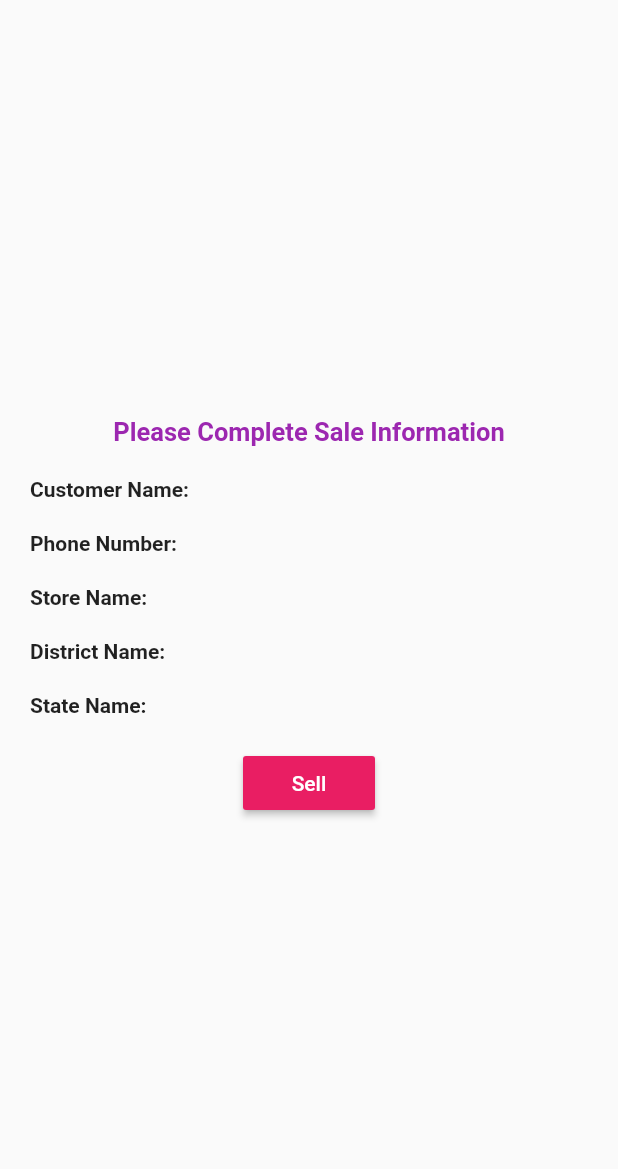
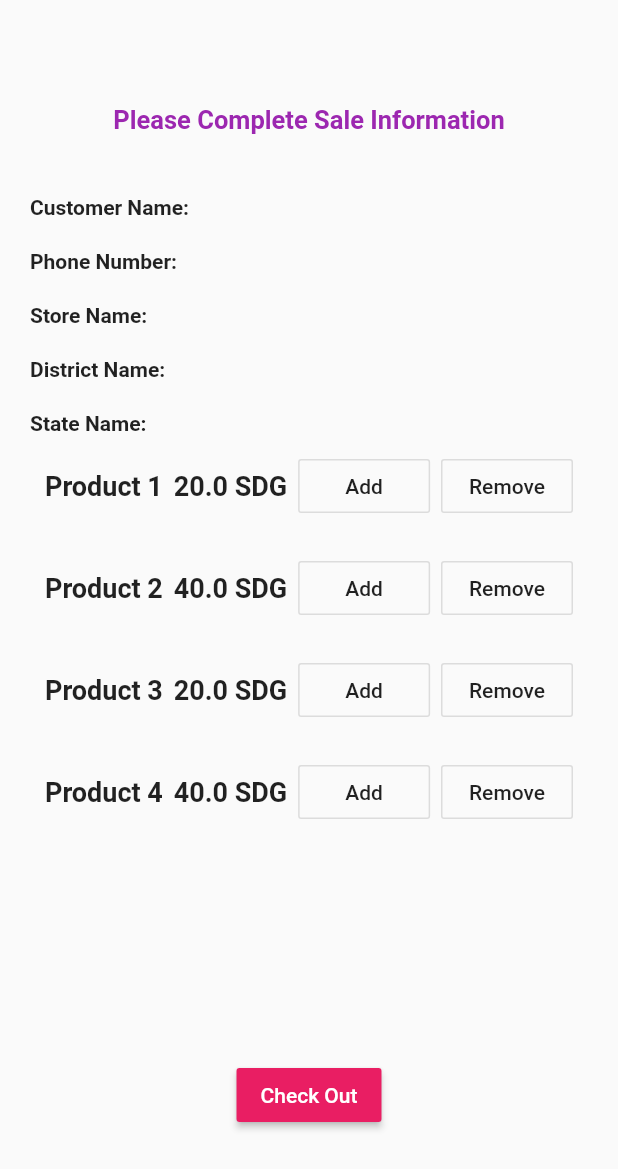
Before and after one commit to HarithElfatih/Distribution-App, a Flutter app: the sell_product screen opened directly with empty values, on a phone screen of 412 x 824 dp. Shown: the top 1169 px of the screen. Run offline on Flutter 3.47's test engine with Material 2 defaults, Android fonts, the phone set to English and light mode, and no system bars; our stand-ins replace cloud_firestore, firebase_auth, firebase_core, geolocator; missing offline and left inert: flutter_cart, geocoder; accounts and stored records are empty.

Commit message:
Completed the first part of the shopping cart

```diff
--- /dev/null
+++ b/lib/screens/home/sell_category/cartbloc.dart
@@ -0,0 +1,26 @@
+import 'package:flutter/material.dart';
+
+class CartBloc with ChangeNotifier {
+  Map _cart = {};
+  get cart => _cart;
+
+  void addToCart(product) {
+    if (_cart.containsKey(product)) {
+      _cart[product] += 1;
+    } else {
+      _cart[product] = 1;
+    }
+    notifyListeners();
+
+    _cart.forEach((key, value) {
+      print('Key = $key : Value = $value');
+    });
+  }
+
+  void clear(index) {
+    if (_cart.containsKey(index)) {
+      _cart.remove(index);
+      notifyListeners();
+    }
+  }
+}
--- /dev/null
+++ b/lib/screens/home/sell_category/catalogProductCard.dart
@@ -0,0 +1,79 @@
+import 'package:cloud_firestore/cloud_firestore.dart';
+import 'package:distribution/services/auth.dart';
+import 'package:flutter/material.dart';
+
+import 'package:flutter_cart/flutter_cart.dart';
+
+class Product {
+  final int id;
+  final String product_name;
+  final double price;
+  int qty;
+
+  Product({this.id, this.product_name, this.price, this.qty});
+
+  static Product fromSnapshot(DocumentSnapshot snap) {
+    Product product = Product(
+        product_name: snap['product_name'],
+        price: snap['product_price'],
+        qty: snap['user_stock']);
+    return product;
+  }
+
+  static List<Product> _products = [
+    Product(id: 1, product_name: "Product 1", price: 20.0, qty: 100),
+    Product(id: 2, product_name: "Product 2", price: 40.0, qty: 120),
+    Product(id: 3, product_name: "Product 3", price: 20.0, qty: 130),
+    Product(id: 4, product_name: "Product 4", price: 40.0, qty: 150),
+  ];
+}
+
+class catalogProducts extends StatelessWidget {
+  const catalogProducts({Key key}) : super(key: key);
+
+  @override
+  Widget build(BuildContext context) {
+    return Flexible(
+        child: ListView.builder(
+            itemCount: Product._products.length,
+            itemBuilder: (BuildContext context, int index) {
+              return CatalogProductCard(index: index);
+            }));
+  }
+}
+
+class CatalogProductCard extends StatelessWidget {
+  final int index;
+  CatalogProductCard({Key key, this.index}) : super(key: key);
+  var cart = FlutterCart();
+  @override
+  Widget build(BuildContext context) {
+    return Padding(
+      padding: EdgeInsets.symmetric(horizontal: 10, vertical: 10),
+      child: Row(
+        mainAxisAlignment: MainAxisAlignment.spaceBetween,
+        children: [
+          Text(Product._products[index].product_name,
+              style: TextStyle(fontWeight: FontWeight.bold, fontSize: 18)),
+          Text("${Product._products[index].price} SDG",
+              style: TextStyle(fontWeight: FontWeight.bold, fontSize: 18)),
+          OutlineButton(
+              child: Text("Add"),
+              onPressed: () {
+                cart.addToCart(
+                    productId: Product._products[index].product_name,
+                    unitPrice: Product._products[index].price,
+                    quantity: Product._products[index].qty);
+                print(cart.cartItem.isEmpty);
+              }),
+          OutlineButton(
+              child: Text("Remove"),
+              onPressed: () {
+                print(cart.cartItem.length);
+                cart.deleteAllCart();
+              })
+        ],
+      ),
+    );
+  }
+}
--- a/lib/screens/home/sell_category/sell_product.dart
+++ b/lib/screens/home/sell_category/sell_product.dart
@@ -1,7 +1,9 @@
 import 'package:firebase_auth/firebase_auth.dart';
 import 'package:flutter/material.dart';
 import 'package:cloud_firestore/cloud_firestore.dart';
+import 'package:distribution/screens/home/sell_category/catalogProductCard.dart';
 import 'package:distribution/shared/constant.dart';
+import 'package:distribution/screens/home/sell_category/cartpage.dart';
 
 class sell_product extends StatefulWidget {
   var customer_name;
@@ -34,12 +36,11 @@ class _sell_productState extends State<sell_product> {
   Widget build(BuildContext context) {
     return Scaffold(
         body: Container(
-            padding: EdgeInsets.symmetric(vertical: 10, horizontal: 20),
+      padding: EdgeInsets.symmetric(vertical: 70, horizontal: 20),
       child: Form(
         key: _formkey,
         child: Container(
           alignment: Alignment.center,
-                child: SingleChildScrollView(
           child: Column(children: <Widget>[
             Text("Please Complete Sale Information",
                 textAlign: TextAlign.center,
@@ -47,7 +48,7 @@ class _sell_productState extends State<sell_product> {
                     color: Colors.purple,
                     fontSize: 17,
                     fontWeight: FontWeight.bold)),
-                    SizedBox(height: 20),
+            SizedBox(height: 40),
             Column(
               children: <Widget>[
                 Row(
@@ -101,41 +102,18 @@ class _sell_productState extends State<sell_product> {
                 ),
               ],
             ),
+            catalogProducts(),
             SizedBox(height: 20),
             RaisedButton(
                 color: Colors.pink,
-                      child:
-                          Text("Sell", style: TextStyle(color: Colors.white)),
-                      onPressed: () async {
-                        DateTime now = new DateTime.now();
-                        DateTime date =
-                            new DateTime(now.year, now.month, now.day);
-                        final user = FirebaseAuth.instance.currentUser.email;
-                        if (_formkey.currentState.validate()) {
-                          ScaffoldMessenger.of(context).showSnackBar(SnackBar(
-                              content:
-                                  Text("Saving Sale Operation Information")));
-                          FirebaseFirestore.instance
-                              .collection('sales')
-                              .add({
-                                "Creation_date": date,
-                                "customer_name": widget.customer_name,
-                                "store_name": widget.store_name,
-                                "phone_number": widget.customer_phone_number,
-                                "district_name": widget.district_name,
-                                "state_name": widget.state_name,
-                                "created_by": user,
-                                "last_purchase_date": "new customer",
-                              })
-                              .then((value) => Navigator.pop(context))
-                              .catchError((error) => print(
-                                  "Faild in making the sale operation because of $error"));
-                        }
-                      },
-                    ),
+                child: Text("Check Out", style: TextStyle(color: Colors.white)),
+                onPressed: () {
+                  Navigator.push(context,
+                      MaterialPageRoute(builder: (context) => CartPage()));
+                }),
           ]),
         ),
       ),
-            )));
+    ));
   }
 }
--- a/lib/screens/wrapper.dart
+++ b/lib/screens/wrapper.dart
@@ -11,7 +11,6 @@ class Wrapper extends StatelessWidget {
   Widget build(BuildContext context) {
     // Return eaither the Home Or the Authenticate Widget
     final user = Provider.of<UserModel>(context);
-    print(user);
     if (user == null) {
       return authenticate();
     } else {
--- a/lib/services/auth.dart
+++ b/lib/services/auth.dart
@@ -1,4 +1,6 @@
+import 'package:cloud_firestore/cloud_firestore.dart';
 import 'package:distribution/Models/userModel.dart';
+import 'package:distribution/screens/home/sell_category/catalogProductCard.dart';
 import 'package:firebase_auth/firebase_auth.dart';
 
 class AuthService {
@@ -51,4 +53,13 @@ class AuthService {
       return null;
     }
   }
+
+  Stream<List<Product>> getAllproducts() {
+    return FirebaseFirestore.instance
+        .collection("products")
+        .snapshots()
+        .map((snapshot) {
+      return snapshot.docs.map((doc) => Product.fromSnapshot(doc)).toList();
+    });
+  }
 }
--- a/pubspec.yaml
+++ b/pubspec.yaml
@@ -41,6 +41,8 @@ dependencies:
   geocoding: ^2.0.1
   geocoder: ^0.2.1
   intl: ^0.17.0
+  scoped_model: ^1.1.0
+  flutter_cart: ^0.0.5+1
 
 
 
```
Also changed, not shown: lib/screens/home/sell_category/cartpage.dart (added, +44 -0 lines), pubspec.lock. Lines whose indentation alone changed are shown as unchanged.
